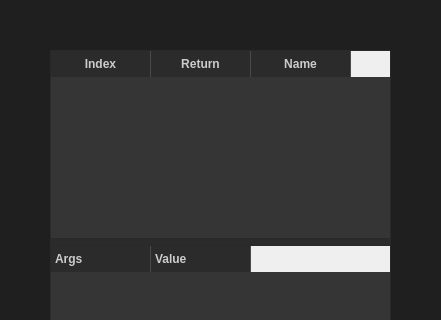
Old version of the form src/ui/MainWindow.ui in the repository kuloPo/GFXReconstruct-Viewer; both pictures show x 0 to 441 and y 0 to 320 of the 441 by 510 pixel window.
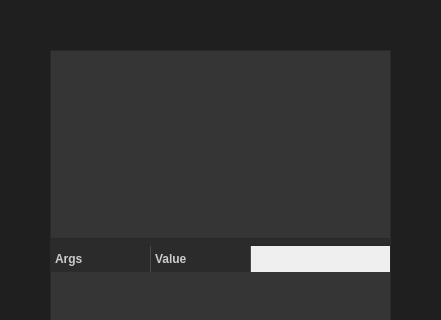
New version of the form. Custom widgets are drawn as their Qt base class.

Commit message: try use lazy load api table to reduce memory usage

The edit to the form file:
```diff
--- a/src/ui/MainWindow.ui
+++ b/src/ui/MainWindow.ui
@@ -46,7 +46,7 @@
     background-color: #4A6FA5;
 }</string>
       </property>
-      <widget class="QTableWidget" name="apiTableView">
+      <widget class="QTableView" name="apiTableView">
        <property name="minimumSize">
         <size>
          <width>0</width>
@@ -54,7 +54,7 @@
         </size>
        </property>
        <property name="styleSheet">
-        <string notr="true">QTableWidget {
+        <string notr="true">QTableView {
     background-color: #353535;
     color: #CCCCCC;
     alternate-background-color: #3A3A3A;
@@ -62,7 +62,7 @@
     selection-background-color: #4A6FA5;
     selection-color: #FFFFFF;
 }
-QTableWidget::item {
+QTableView::item {
     padding: 1px 4px;
 }
 QHeaderView::section {
@@ -96,21 +96,6 @@
        <attribute name="verticalHeaderDefaultSectionSize">
         <number>24</number>
        </attribute>
-       <column>
-        <property name="text">
-         <string>Index</string>
-        </property>
-       </column>
-       <column>
-        <property name="text">
-         <string>Return</string>
-        </property>
-       </column>
-       <column>
-        <property name="text">
-         <string>Name</string>
-        </property>
-       </column>
       </widget>
       <widget class="ApiArgsTable" name="argsTableView">
        <property name="minimumSize">
```
The commit also changes 3 other files.
